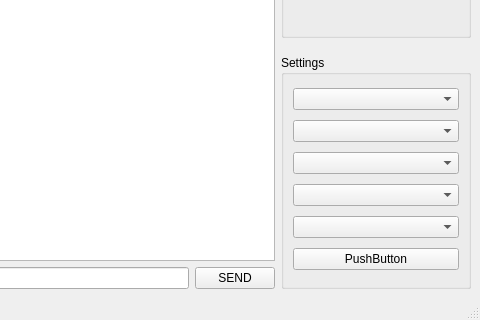
Old version of the form mainwindow.ui in the repository erguvann/serial_port_com; both pictures show x 190 to 670 and y 194 to 514 of the 670 by 514 pixel window.
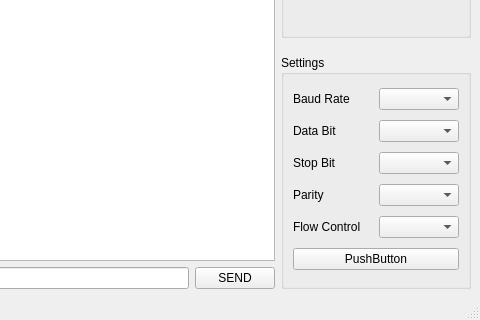
New version of the form.

Commit message:
settings group box updated
- added labels for each combobox
- removed error message inside combobox method

What changed in the file:
```diff
--- a/mainwindow.ui
+++ b/mainwindow.ui
@@ -97,19 +97,92 @@
         </property>
         <layout class="QVBoxLayout" name="verticalLayout_4">
          <item>
-          <widget class="QComboBox" name="baudRateBox"/>
+          <layout class="QHBoxLayout" name="horizontalLayout_4">
+           <item>
+            <widget class="QLabel" name="label">
+             <property name="text">
+              <string>Baud Rate</string>
+             </property>
+            </widget>
+           </item>
+           <item>
+            <widget class="QComboBox" name="baudRateBox"/>
+           </item>
+          </layout>
          </item>
          <item>
-          <widget class="QComboBox" name="dataBitBox"/>
+          <layout class="QHBoxLayout" name="horizontalLayout_8">
+           <item>
+            <widget class="QLabel" name="label_5">
+             <property name="text">
+              <string>Data Bit</string>
+             </property>
+            </widget>
+           </item>
+           <item>
+            <widget class="QComboBox" name="dataBitBox"/>
+           </item>
+          </layout>
          </item>
          <item>
-          <widget class="QComboBox" name="stopBitBox"/>
+          <layout class="QHBoxLayout" name="horizontalLayout_7">
+           <item>
+            <widget class="QLabel" name="label_4">
+             <property name="text">
+              <string>Stop Bit</string>
+             </property>
+            </widget>
+           </item>
+           <item>
+            <widget class="QComboBox" name="stopBitBox"/>
+           </item>
+          </layout>
          </item>
          <item>
-          <widget class="QComboBox" name="parityBox"/>
+          <layout class="QHBoxLayout" name="horizontalLayout_6">
+           <item>
+            <widget class="QLabel" name="label_3">
+             <property name="sizePolicy">
+              <sizepolicy hsizetype="Preferred" vsizetype="Preferred">
+               <horstretch>0</horstretch>
+               <verstretch>0</verstretch>
+              </sizepolicy>
+             </property>
+             <property name="text">
+              <string>Parity</string>
+             </property>
+            </widget>
+           </item>
+           <item>
+            <widget class="QComboBox" name="parityBox"/>
+           </item>
+          </layout>
          </item>
          <item>
-          <widget class="QComboBox" name="flowControlBox"/>
+          <layout class="QHBoxLayout" name="horizontalLayout_5">
+           <item>
+            <widget class="QLabel" name="label_2">
+             <property name="enabled">
+              <bool>true</bool>
+             </property>
+             <property name="sizePolicy">
+              <sizepolicy hsizetype="Preferred" vsizetype="Preferred">
+               <horstretch>0</horstretch>
+               <verstretch>0</verstretch>
+              </sizepolicy>
+             </property>
+             <property name="text">
+              <string>Flow Control</string>
+             </property>
+             <property name="scaledContents">
+              <bool>false</bool>
+             </property>
+            </widget>
+           </item>
+           <item>
+            <widget class="QComboBox" name="flowControlBox"/>
+           </item>
+          </layout>
          </item>
          <item>
           <widget class="QPushButton" name="applyButton">
```
The commit also changes 1 other file.
